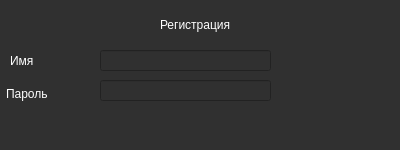
Qt form registration.ui (Raxun/git_project1) before a commit.
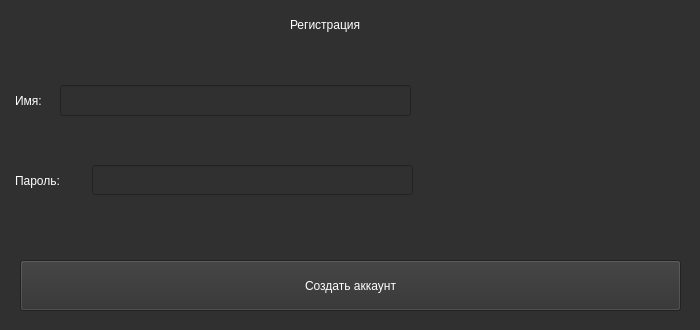
The same form after that commit.

```diff
--- a/registration.ui
+++ b/registration.ui
@@ -6,8 +6,8 @@
    <rect>
     <x>0</x>
     <y>0</y>
-    <width>400</width>
-    <height>150</height>
+    <width>700</width>
+    <height>330</height>
    </rect>
   </property>
   <property name="windowTitle">
@@ -21,9 +21,9 @@
    <widget class="QLabel" name="label">
     <property name="geometry">
      <rect>
-      <x>160</x>
+      <x>290</x>
       <y>10</y>
-      <width>80</width>
+      <width>120</width>
       <height>30</height>
      </rect>
     </property>
@@ -39,9 +39,9 @@
    <widget class="QLabel" name="label_2">
     <property name="geometry">
      <rect>
-      <x>10</x>
-      <y>50</y>
-      <width>101</width>
+      <x>15</x>
+      <y>90</y>
+      <width>51</width>
       <height>21</height>
      </rect>
     </property>
@@ -51,15 +51,15 @@
 font: 10pt &quot;MS Shell Dlg 2&quot;;</string>
     </property>
     <property name="text">
-     <string>Имя</string>
+     <string>Имя:</string>
     </property>
    </widget>
    <widget class="QLabel" name="label_3">
     <property name="geometry">
      <rect>
-      <x>6</x>
-      <y>83</y>
-      <width>101</width>
+      <x>15</x>
+      <y>170</y>
+      <width>81</width>
       <height>21</height>
      </rect>
     </property>
@@ -69,27 +69,97 @@
 font: 10pt &quot;MS Shell Dlg 2&quot;;</string>
     </property>
     <property name="text">
-     <string>Пароль</string>
+     <string>Пароль:</string>
     </property>
    </widget>
    <widget class="QLineEdit" name="lineEdit_name">
     <property name="geometry">
      <rect>
-      <x>100</x>
-      <y>50</y>
-      <width>171</width>
-      <height>21</height>
+      <x>60</x>
+      <y>85</y>
+      <width>351</width>
+      <height>31</height>
      </rect>
     </property>
+    <property name="styleSheet">
+     <string notr="true">background-color: rgb(48, 48, 48);
+color: rgb(255, 255, 255);
+font: 16pt &quot;MS Shell Dlg 2&quot;;</string>
+    </property>
+    <property name="text">
+     <string/>
+    </property>
    </widget>
    <widget class="QLineEdit" name="lineEdit_pass">
     <property name="geometry">
      <rect>
-      <x>100</x>
-      <y>80</y>
-      <width>171</width>
+      <x>92</x>
+      <y>165</y>
+      <width>321</width>
+      <height>30</height>
+     </rect>
+    </property>
+    <property name="styleSheet">
+     <string notr="true">background-color: rgb(48, 48, 48);
+color: rgb(255, 255, 255);
+font: 16pt &quot;MS Shell Dlg 2&quot;;</string>
+    </property>
+    <property name="text">
+     <string/>
+    </property>
+   </widget>
+   <widget class="QLabel" name="label_error_n">
+    <property name="geometry">
+     <rect>
+      <x>420</x>
+      <y>90</y>
+      <width>241</width>
       <height>21</height>
      </rect>
+    </property>
+    <property name="styleSheet">
+     <string notr="true">background-color: rgb(48, 48, 48);
+color: rgb(255, 255, 255);
+font: 8pt &quot;MS Shell Dlg 2&quot;;</string>
+    </property>
+    <property name="text">
+     <string/>
+    </property>
+   </widget>
+   <widget class="QLabel" name="label_error_p">
+    <property name="geometry">
+     <rect>
+      <x>420</x>
+      <y>170</y>
+      <width>241</width>
+      <height>21</height>
+     </rect>
+    </property>
+    <property name="styleSheet">
+     <string notr="true">background-color: rgb(48, 48, 48);
+color: rgb(255, 255, 255);
+font: 8pt &quot;MS Shell Dlg 2&quot;;</string>
+    </property>
+    <property name="text">
+     <string/>
+    </property>
+   </widget>
+   <widget class="QPushButton" name="pushButton">
+    <property name="geometry">
+     <rect>
+      <x>20</x>
+      <y>260</y>
+      <width>661</width>
+      <height>51</height>
+     </rect>
+    </property>
+    <property name="styleSheet">
+     <string notr="true">background-color: rgb(48, 48, 48);
+color: rgb(255, 255, 255);
+font: 16pt &quot;MS Shell Dlg 2&quot;;</string>
+    </property>
+    <property name="text">
+     <string>Создать аккаунт</string>
     </property>
    </widget>
   </widget>
```
Left out of the diff: 6 changed lines with no effect on the pictures.
